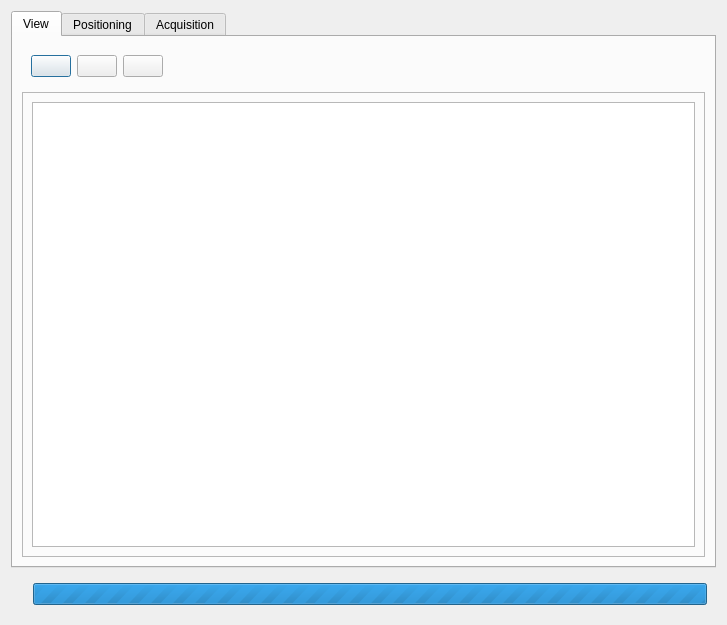
Old version of the form app/ui/dashboard.ui in the repository widev3/wide3.
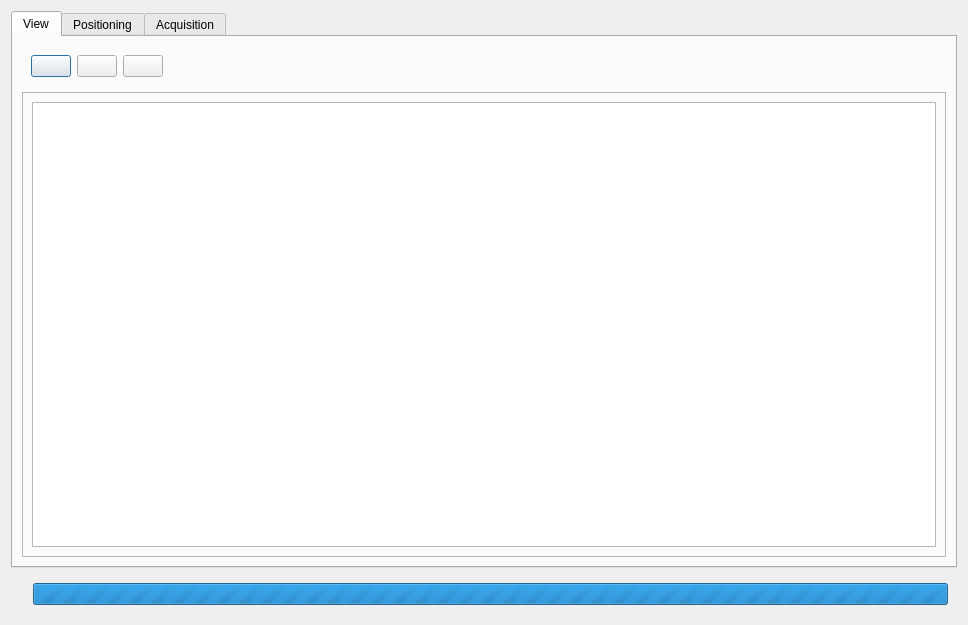
New version of the form. Icons and pictures are not drawn.

```diff
--- a/app/ui/dashboard.ui
+++ b/app/ui/dashboard.ui
@@ -6,7 +6,7 @@
    <rect>
     <x>0</x>
     <y>0</y>
-    <width>727</width>
+    <width>968</width>
     <height>625</height>
    </rect>
   </property>
```
Left out of the diff: 21 changed lines with no effect on the pictures.
